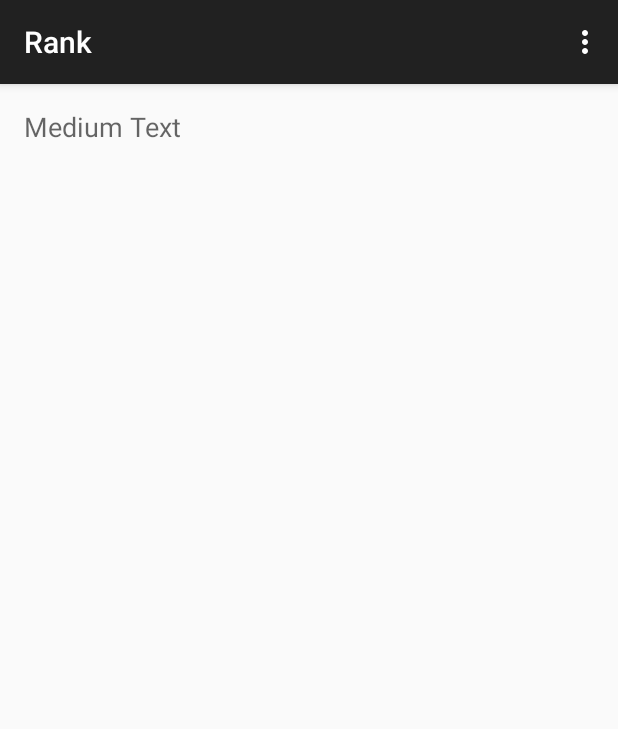
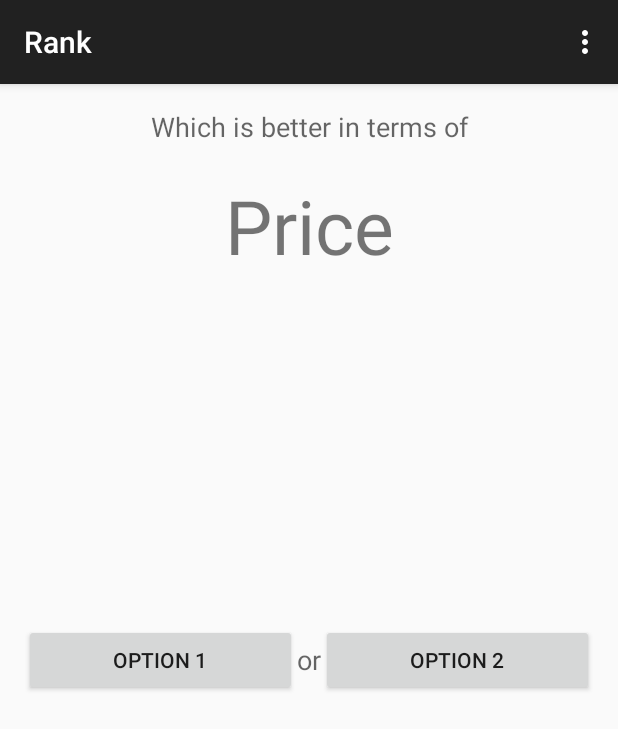
Before and after one commit to cstack/rankit-android, an Android app: the RankActivity screen opened directly, with no data from a screen before it, on a phone screen of 412 x 824 dp. Shown: the top 729 px of the screen. Run offline under Robolectric (Android 15) with nearby library versions, the phone set to English and light mode, and no system bars; 10 statements that could not run were skipped.

Commit message:
Ask random questions.

```diff
--- a/RankItProject/RankIt/src/main/java/com/connorstack/rankit/RankActivity.java
+++ b/RankItProject/RankIt/src/main/java/com/connorstack/rankit/RankActivity.java
@@ -5,28 +5,83 @@ import android.support.v7.app.ActionBarActivity;
 import android.os.Bundle;
 import android.view.Menu;
 import android.view.MenuItem;
+import android.view.View;
+import android.widget.Button;
 import android.widget.TextView;
 
 import java.util.ArrayList;
+import java.util.Collections;
+import java.util.HashMap;
+import java.util.Map;
 
 public class RankActivity extends ActionBarActivity {
 
-    ArrayList<String> mOptions;
-    ArrayList<String> mFactors;
+    Map<String, Map<String, Double>> mScores;
+    private Button mOption1Button;
+    private Button mOption2Button;
+    private TextView mFactorTextView;
+    private QuestionGenerator mQuestionGenerator;
 
     @Override
     protected void onCreate(Bundle savedInstanceState) {
         super.onCreate(savedInstanceState);
         setContentView(R.layout.activity_rank);
 
+        mOption1Button = (Button) findViewById(R.id.option1button);
+        mOption2Button = (Button) findViewById(R.id.option2button);
+        mFactorTextView = (TextView) findViewById(R.id.factorTextView);
+
         final Intent intent = getIntent();
         final Bundle progress = intent.getBundleExtra(PickActivity.EXTRA_PROGRESS);
-        mOptions = progress.getStringArrayList(PickActivity.EXTRA_OPTIONS);
-        mFactors = progress.getStringArrayList(PickActivity.EXTRA_FACTORS);
+        final ArrayList<String> options = progress.getStringArrayList(PickActivity.EXTRA_OPTIONS);
+        final ArrayList<String> factors = progress.getStringArrayList(PickActivity.EXTRA_FACTORS);
 
-        final TextView textView = (TextView) findViewById(R.id.textView);
-        textView.setText("Options: " + mOptions.toString() + "\nFactors: " + mFactors.toString());
+        mScores = new HashMap<String, Map<String, Double>>();
+        for (String option : options) {
+            final Map<String, Double> scoreMap = new HashMap<String, Double>();
+            for (String factor : factors) {
+                scoreMap.put(factor, 100.0);
+            }
+            mScores.put(option, scoreMap);
+        }
 
+        mOption1Button.setOnClickListener(new View.OnClickListener() {
+            @Override
+            public void onClick(View view) {
+                onQuestionAnswered(true);
+            }
+        });
+        mOption2Button.setOnClickListener(new View.OnClickListener() {
+            @Override
+            public void onClick(View view) {
+                onQuestionAnswered(false);
+            }
+        });
+
+        mQuestionGenerator = new QuestionGenerator(options, factors);
+        displayQuestion(mQuestionGenerator.getNext());
+    }
+
+    private void onQuestionAnswered(boolean pickedFirst) {
+        // Update scores
+        final Question question = mQuestionGenerator.getCurrent();
+        final String factor = question.mFactor;
+        final String winner = pickedFirst ? question.mOption1 : question.mOption2;
+        final String loser = pickedFirst ? question.mOption2 : question.mOption1;
+        final Map<String, Double> winnerScores = mScores.get(winner);
+        final Map<String, Double> loserScores = mScores.get(loser);
+        final Double winnings = loserScores.get(factor);
+        winnerScores.put(factor, winnerScores.get(factor)+winnings);
+        loserScores.put(factor, loserScores.get(factor)-winnings);
+
+        // Move to next question
+        displayQuestion(mQuestionGenerator.getNext());
+    }
+
+    private void displayQuestion(Question question) {
+        mOption1Button.setText(question.mOption1);
+        mOption2Button.setText(question.mOption2);
+        mFactorTextView.setText(question.mFactor);
     }
 
 
@@ -50,6 +105,37 @@ public class RankActivity extends ActionBarActivity {
         return super.onOptionsItemSelected(item);
     }
 
+    private class Question {
+        String mOption1;
+        String mOption2;
+        String mFactor;
 
+        public Question(String option1, String option2, String factor) {
+            mOption1 = option1;
+            mOption2 = option2;
+            mFactor = factor;
+        }
+    }
 
+    private class QuestionGenerator {
+        private ArrayList<String> mOptions;
+        private ArrayList<String> mFactors;
+        private Question mCurrent;
+
+        public QuestionGenerator(ArrayList<String> options, ArrayList<String> factors) {
+            mOptions = options;
+            mFactors = factors;
+        }
+
+        public Question getNext() {
+            Collections.shuffle(mOptions);
+            Collections.shuffle(mFactors);
+            mCurrent = new Question(mOptions.get(0), mOptions.get(1), mFactors.get(0));
+            return mCurrent;
+        }
+
+        public Question getCurrent() {
+            return mCurrent;
+        }
+    }
 }
--- a/RankItProject/RankIt/src/main/res/layout/activity_rank.xml
+++ b/RankItProject/RankIt/src/main/res/layout/activity_rank.xml
@@ -12,10 +12,49 @@
         android:layout_width="wrap_content"
         android:layout_height="wrap_content"
         android:textAppearance="?android:attr/textAppearanceMedium"
-        android:text="Medium Text"
+        android:text="Which is better in terms of"
         android:id="@+id/textView"
         android:layout_alignParentTop="true"
         android:layout_alignParentLeft="true"
-        android:layout_alignParentBottom="true"
-        android:layout_alignParentRight="true" />
+        android:layout_alignParentRight="true"
+        android:gravity="center" />
+
+    <TextView
+        android:layout_width="wrap_content"
+        android:layout_height="wrap_content"
+        android:textSize="50dp"
+        android:padding="20dp"
+        android:text="Price"
+        android:id="@+id/factorTextView"
+        android:layout_below="@+id/textView"
+        android:layout_alignParentLeft="true"
+        android:layout_alignRight="@+id/textView"
+        android:gravity="center"/>
+
+    <Button
+        android:layout_width="wrap_content"
+        android:layout_height="wrap_content"
+        android:text="Option 1"
+        android:id="@+id/option1button"
+        android:layout_centerVertical="true"
+        android:layout_alignParentLeft="true"
+        android:layout_toLeftOf="@+id/textView3" />
+
+    <Button
+        android:layout_width="wrap_content"
+        android:layout_height="wrap_content"
+        android:text="Option 2"
+        android:id="@+id/option2button"
+        android:layout_centerVertical="true"
+        android:layout_alignRight="@+id/factorTextView"
+        android:layout_toRightOf="@+id/textView3" />
+
+    <TextView
+        android:layout_width="wrap_content"
+        android:layout_height="wrap_content"
+        android:textAppearance="?android:attr/textAppearanceMedium"
+        android:text="or"
+        android:id="@+id/textView3"
+        android:layout_centerVertical="true"
+        android:layout_centerHorizontal="true" />
 </RelativeLayout>
```
